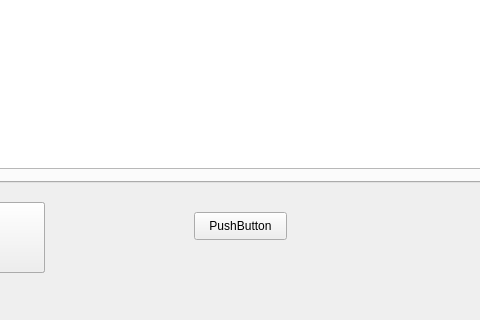
The window that MainLaunch_qt/mainwindow.ui (luohanqing0318/graduation-design) describes before a commit, drawn with Qt 5; both pictures show x 156 to 636 and y 565 to 885 of the 927 by 885 pixel window.
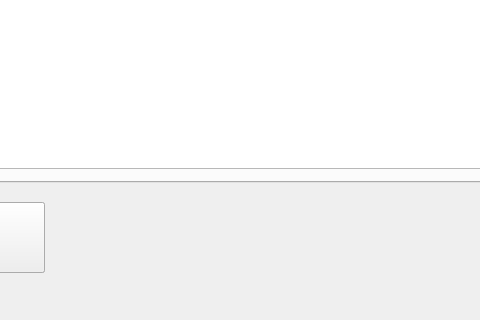
The same window after the commit. Icons and pictures are not drawn.

Patch:
```diff
--- a/MainLaunch_qt/mainwindow.ui
+++ b/MainLaunch_qt/mainwindow.ui
@@ -353,19 +353,6 @@
      <string>搜索</string>
     </property>
    </widget>
-   <widget class="QPushButton" name="pushButton_11">
-    <property name="geometry">
-     <rect>
-      <x>350</x>
-      <y>760</y>
-      <width>93</width>
-      <height>28</height>
-     </rect>
-    </property>
-    <property name="text">
-     <string>PushButton</string>
-    </property>
-   </widget>
   </widget>
   <widget class="QMenuBar" name="menuBar">
    <property name="geometry">
```
Left out of the diff: 20 changed lines with no effect on the pictures.
